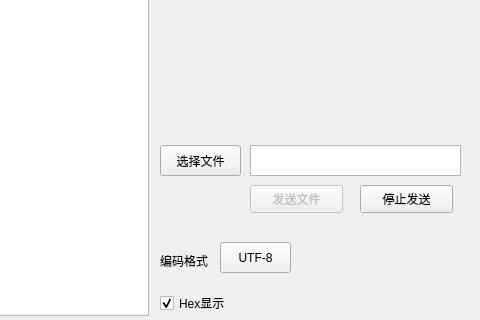
Qt form ser_prj/untitled.ui (getBossMuchMoney/pyqt_serialTool) before a commit; both pictures show x 680 to 1160 and y 195 to 515 of the 1160 by 712 pixel window.
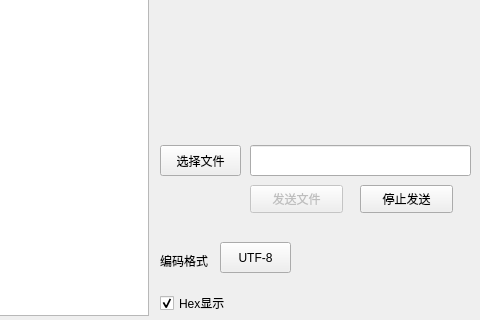
The same form after that commit.

What changed in the file:
```diff
--- a/ser_prj/untitled.ui
+++ b/ser_prj/untitled.ui
@@ -308,19 +308,6 @@
      <string>选择文件</string>
     </property>
    </widget>
-   <widget class="QTextEdit" name="file_selected">
-    <property name="geometry">
-     <rect>
-      <x>930</x>
-      <y>340</y>
-      <width>211</width>
-      <height>31</height>
-     </rect>
-    </property>
-    <property name="textInteractionFlags">
-     <set>Qt::TextEditorInteraction</set>
-    </property>
-   </widget>
    <widget class="QPushButton" name="send_file_click">
     <property name="enabled">
      <bool>false</bool>
@@ -350,6 +337,16 @@
      <string>停止发送</string>
     </property>
    </widget>
+   <widget class="QLineEdit" name="file_selected">
+    <property name="geometry">
+     <rect>
+      <x>930</x>
+      <y>340</y>
+      <width>221</width>
+      <height>31</height>
+     </rect>
+    </property>
+   </widget>
   </widget>
   <widget class="QMenuBar" name="menubar">
    <property name="geometry">
```
